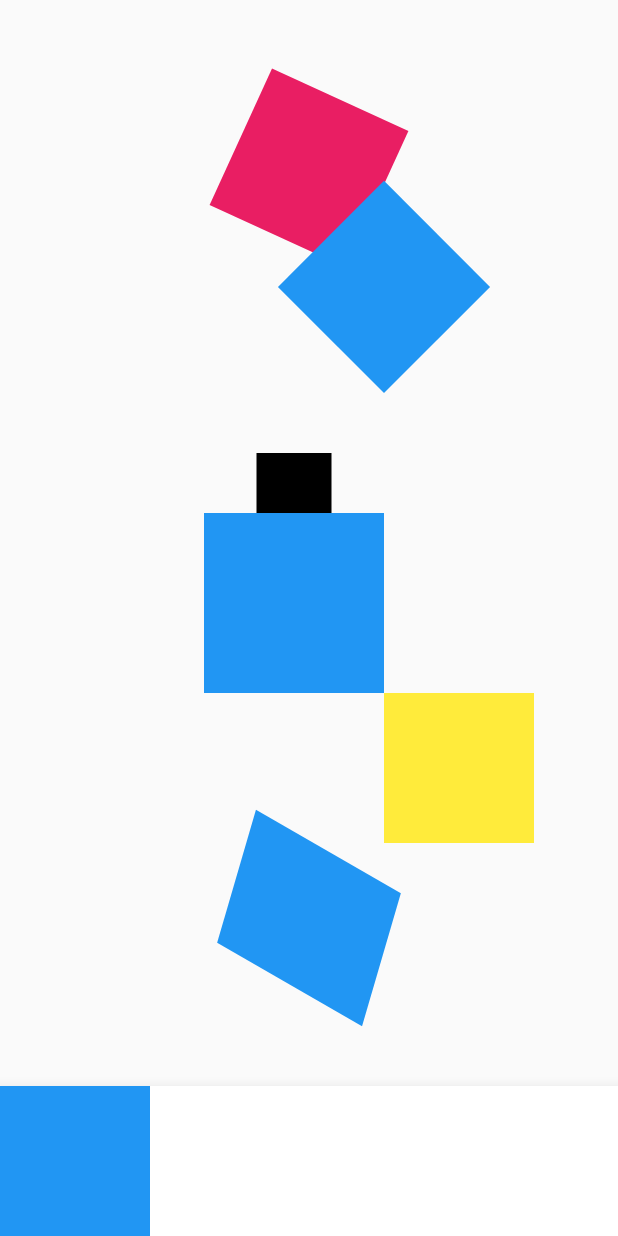
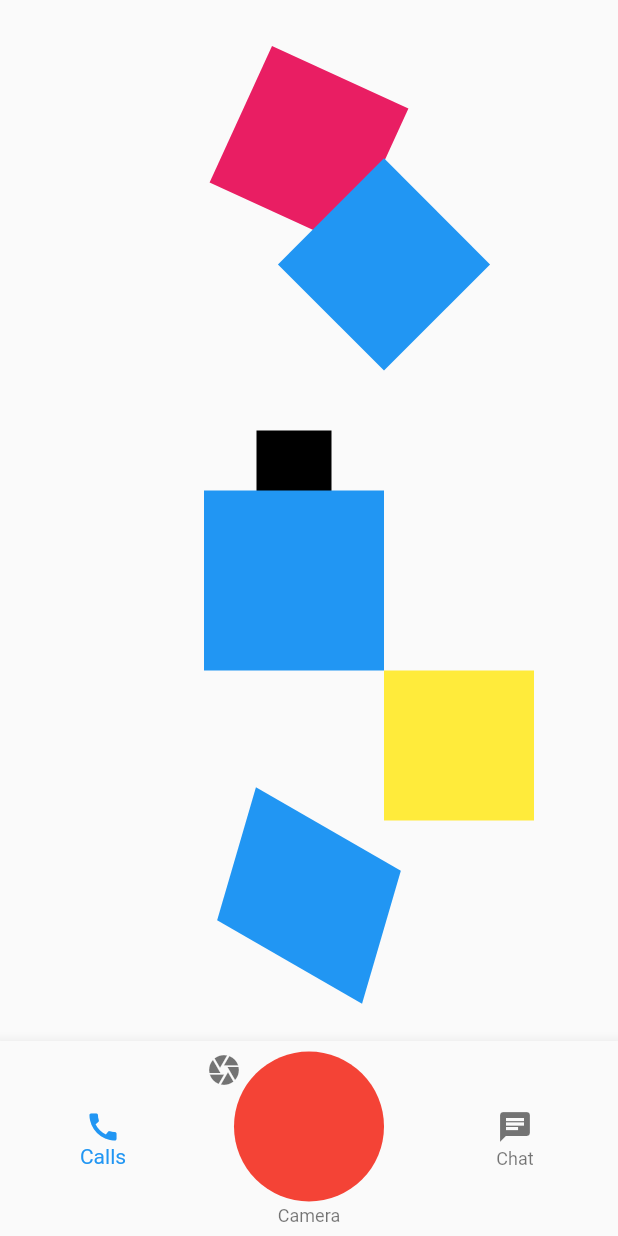
Before and after one commit to dlgndud/uiux_dummy, a Flutter app: the TransformWidget screen opened directly, on a phone screen of 412 x 824 dp. Run offline on Flutter 3.47's test engine with Material 2 defaults, Android fonts, the phone set to English and light mode, and no system bars; our stand-ins replace carousel_slider, flutter_svg, fluttertoast, get, table_calendar.

Commit message:
bottom bar

```diff
--- a/lib/pages/tutorial/sliver_widget.dart
+++ b/lib/pages/tutorial/sliver_widget.dart
@@ -42,9 +42,9 @@ class _SliverTutorialState extends State<SliverTutorial> {
         body: CustomScrollView(
       controller: _scrollController,
       slivers: [
-        SliverOpacity(
+        const SliverOpacity(
           opacity: 1,
-          sliver: const SliverAppBar(
+          sliver: SliverAppBar(
             pinned: true,
             expandedHeight: 150.0,
             flexibleSpace: FlexibleSpaceBar(
--- a/lib/pages/tutorial/transform_widget.dart
+++ b/lib/pages/tutorial/transform_widget.dart
@@ -69,7 +69,8 @@ class _TransformWidgetState extends State<TransformWidget> {
               ),
             ),
             Transform(
-              transform: Matrix4.skewY(0.3)..rotateZ(3.14 / 12.0),
+              transform: Matrix4.skewY(0.3)
+                ..rotateZ(3.14 / 12.0),
               origin: Offset(50.0, 50.0),
               child: Container(
                 height: 100.0,
@@ -80,21 +81,24 @@ class _TransformWidgetState extends State<TransformWidget> {
           ],
         ),
       ),
-      bottomNavigationBar: BottomAppBar(
-        child: Stack(
-          children: [
-            Icon(Icons.add),
-            Transform.scale(
-              scale: 1.0,
-              origin: Offset(30.0, 30.0),
-              child: Container(
-                height: 100.0,
-                width: 100.0,
-                color: Colors.blue,
+      bottomNavigationBar: BottomNavigationBar(
+        items: [
+          BottomNavigationBarItem(icon: Icon(Icons.call), label: 'Calls'),
+          BottomNavigationBarItem(
+              icon: Stack(
+                children: [
+                  Icon(Icons.camera),
+                  Container(
+                    height: 100,
+
+                    decoration: BoxDecoration(
+                        shape: BoxShape.circle, color: Colors.red),
+                  )
+                ],
               ),
-            )
-          ],
-        ),
+              label: 'Camera'),
+          BottomNavigationBarItem(icon: Icon(Icons.chat), label: 'Chat')
+        ],
       ),
     );
   }
```
